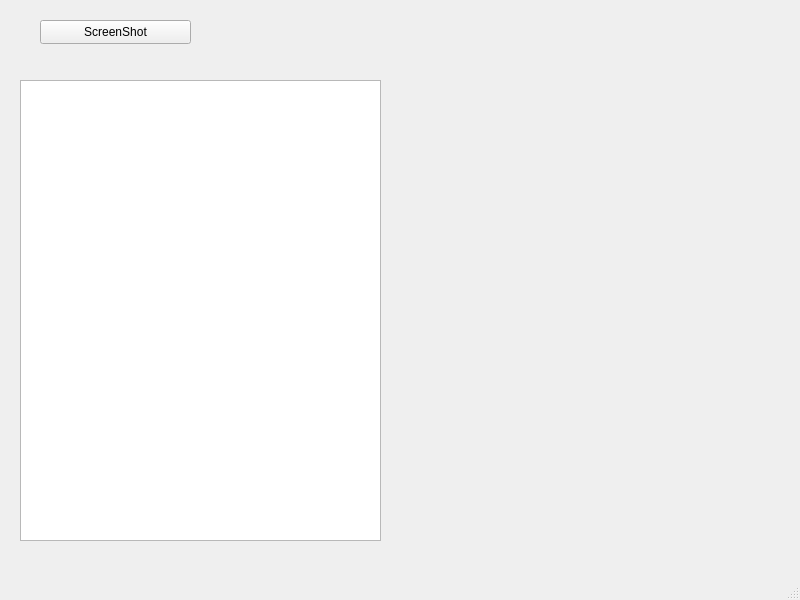
The window that mainwindow.ui (AndriiHensiruk/QT_ScreenShot_Comparator) describes before a commit, drawn with Qt 5.
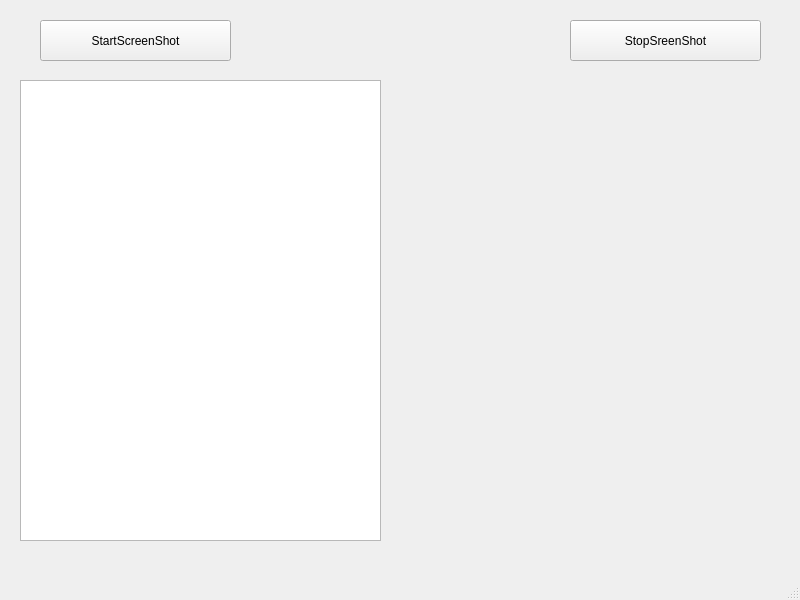
The same window after the commit.

Commit message: Added methods for screenshot start and stop buttons

Patch:
```diff
--- a/mainwindow.ui
+++ b/mainwindow.ui
@@ -19,12 +19,12 @@
      <rect>
       <x>40</x>
       <y>20</y>
-      <width>151</width>
-      <height>24</height>
+      <width>191</width>
+      <height>41</height>
      </rect>
     </property>
     <property name="text">
-     <string>ScreenShot</string>
+     <string>StartScreenShot</string>
     </property>
    </widget>
    <widget class="QTableView" name="tableView">
@@ -56,6 +56,19 @@
      <string/>
     </property>
    </widget>
+   <widget class="QPushButton" name="stopButton">
+    <property name="geometry">
+     <rect>
+      <x>570</x>
+      <y>20</y>
+      <width>191</width>
+      <height>41</height>
+     </rect>
+    </property>
+    <property name="text">
+     <string>StopSreenShot</string>
+    </property>
+   </widget>
   </widget>
   <widget class="QMenuBar" name="menubar">
    <property name="geometry">
```
Left out of the diff: 2 changed lines with no effect on the pictures. The commit also changes 4 other files.
